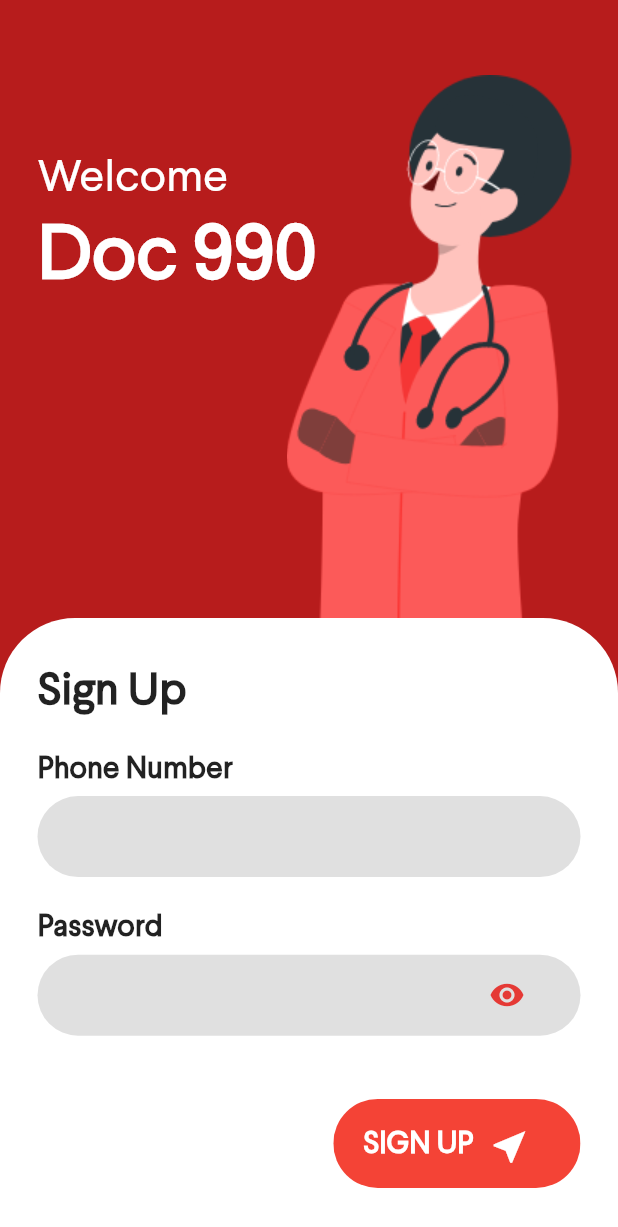
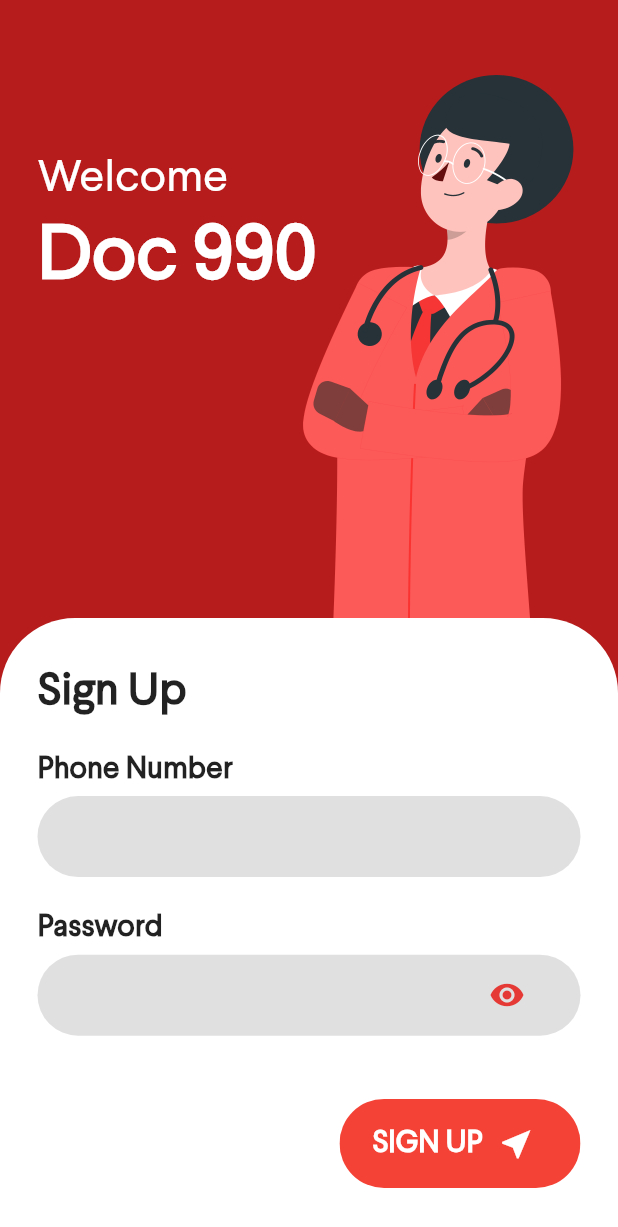
Before and after one commit to rusiruavb/dialog-doc990-mobile, a Flutter app: the screen it shows after launch, on a phone screen of 412 x 824 dp. Shown: the top 1227 px of the screen. Run offline on Flutter 3.47's test engine with Material 2 defaults, Android fonts, the phone set to English and light mode, and no system bars.

Commit message:
Customize the rounded button

```diff
--- a/lib/components/rounded_button.dart
+++ b/lib/components/rounded_button.dart
@@ -4,20 +4,30 @@ class RoundedButton extends StatelessWidget {
   final String text;
   final Function action;
   final Color color = Colors.red;
+  final double height;
+  final double width;
+  final IconData icon;
   final Color textColor = Colors.white;
 
-  const RoundedButton({Key key, this.text, this.action}) : super(key: key);
+  const RoundedButton({
+    Key key,
+    this.text,
+    this.action,
+    this.height,
+    this.width,
+    this.icon,
+  }) : super(key: key);
 
   @override
   Widget build(BuildContext context) {
     return Container(
       margin: EdgeInsets.symmetric(vertical: 0),
-      height: MediaQuery.of(context).size.height * 0.072,
-      width: MediaQuery.of(context).size.width * 0.4,
+      height: height,
+      width: width,
       child: ClipRRect(
         borderRadius: BorderRadius.circular(30),
         child: FlatButton(
-          padding: EdgeInsets.symmetric(vertical: 18, horizontal: 20),
+          padding: EdgeInsets.symmetric(vertical: 17.5, horizontal: 22),
           color: color,
           onPressed: action,
           child: Row(
@@ -33,10 +43,13 @@ class RoundedButton extends StatelessWidget {
                       fontWeight: FontWeight.bold),
                 ),
               ),
-              Icon(
-                Icons.near_me,
-                color: Colors.white,
-                size: 28,
+              Padding(
+                padding: EdgeInsets.only(bottom: 10),
+                child: Icon(
+                  icon,
+                  color: Colors.white,
+                  size: 25,
+                ),
               )
             ],
           ),
--- a/lib/screens/login/login_background.dart
+++ b/lib/screens/login/login_background.dart
@@ -19,6 +19,7 @@ class LoginBackground extends StatelessWidget {
             child: Padding(
               child: Image.asset(
                 'assets/images/login_top.png',
+                scale: 3,
               ),
               padding: EdgeInsets.only(top: 50, right: 8),
             ),
--- a/lib/screens/login/login_form.dart
+++ b/lib/screens/login/login_form.dart
@@ -69,8 +69,11 @@ class _LoginFormState extends State<LoginForm> {
               child: RoundedButton(
                 text: 'SIGN UP',
                 action: () {
-                  print('Sign Up clicked' + phoneNumber + ' ' + password);
+                  print('Sign Up clicked ' + phoneNumber + ' ' + password);
                 },
+                height: size.height * 0.072,
+                width: size.width * 0.39,
+                icon: Icons.near_me,
               ),
             )
           ],
```
Also changed, not shown: assets/images/launching_screen.png (added), assets/images/login_top.png, 5 other files.
